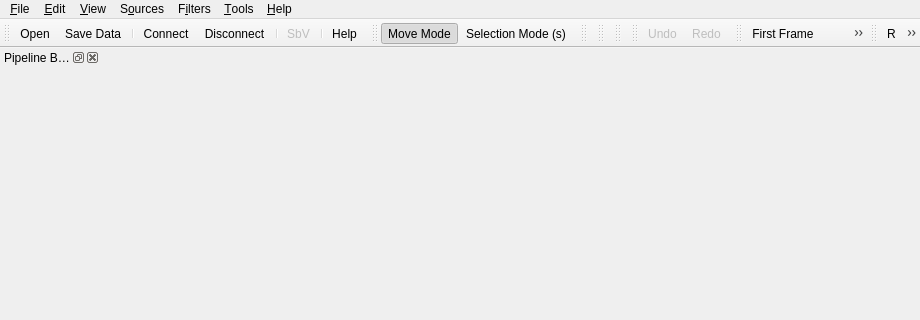
Old version of the form Applications/Client/MainWindow.ui in the repository wildmichael/ParaView3-enhancements-old; both pictures show x 0 to 920 and y 0 to 320 of the 920 by 690 pixel window.
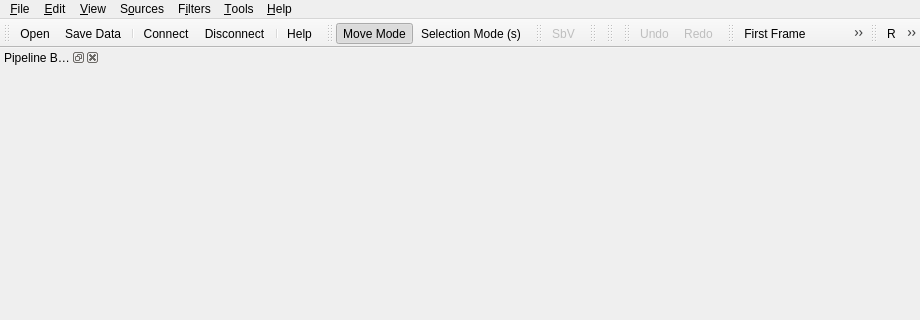
New version of the form. Icons and pictures are not drawn.

Commit message: ENH: moved Scalar bar visibility to the colorby toolbar

The edit to the form file:
```diff
--- a/Applications/Client/MainWindow.ui
+++ b/Applications/Client/MainWindow.ui
@@ -226,8 +226,6 @@
    <addaction name="actionServerConnect" />
    <addaction name="actionServerDisconnect" />
    <addaction name="separator" />
-   <addaction name="actionScalarBarVisibility" />
-   <addaction name="separator" />
    <addaction name="actionHelpHelp" />
   </widget>
   <widget class="QToolBar" name="selectionToolbar" >
@@ -265,6 +263,7 @@
    <attribute name="toolBarArea" >
     <number>4</number>
    </attribute>
+   <addaction name="actionScalarBarVisibility" />
   </widget>
   <widget class="QToolBar" name="representationToolbar" >
    <property name="windowTitle" >
```
Left out of the diff: 6 changed lines with no effect on the pictures.
